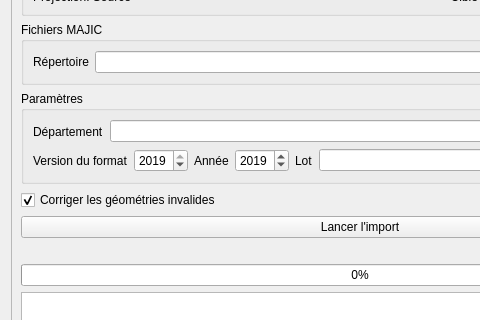
3liz/QgisCadastrePlugin, file forms/cadastre_import_form.ui: the form before one commit; both pictures show x 0 to 480 and y 253 to 573 of the 720 by 694 pixel window.
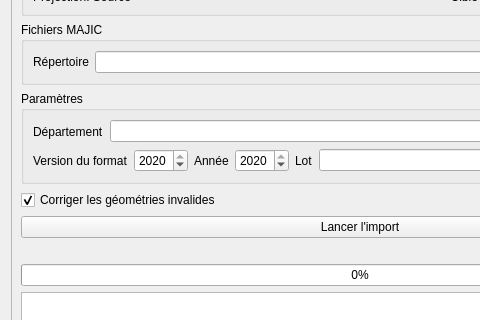
The form after the commit. Icons and pictures are not drawn. Custom widgets are drawn as their Qt base class.

Commit message: millésimes 2020 dans l'UI

Diff of the .ui file:
```diff
--- a/forms/cadastre_import_form.ui
+++ b/forms/cadastre_import_form.ui
@@ -354,10 +354,10 @@
                <number>2012</number>
               </property>
               <property name="maximum">
-               <number>2019</number>
+               <number>2020</number>
               </property>
               <property name="value">
-               <number>2019</number>
+               <number>2020</number>
               </property>
              </widget>
             </item>
@@ -380,7 +380,7 @@
                <number>2020</number>
               </property>
               <property name="value">
-               <number>2019</number>
+               <number>2020</number>
               </property>
              </widget>
             </item>
```
